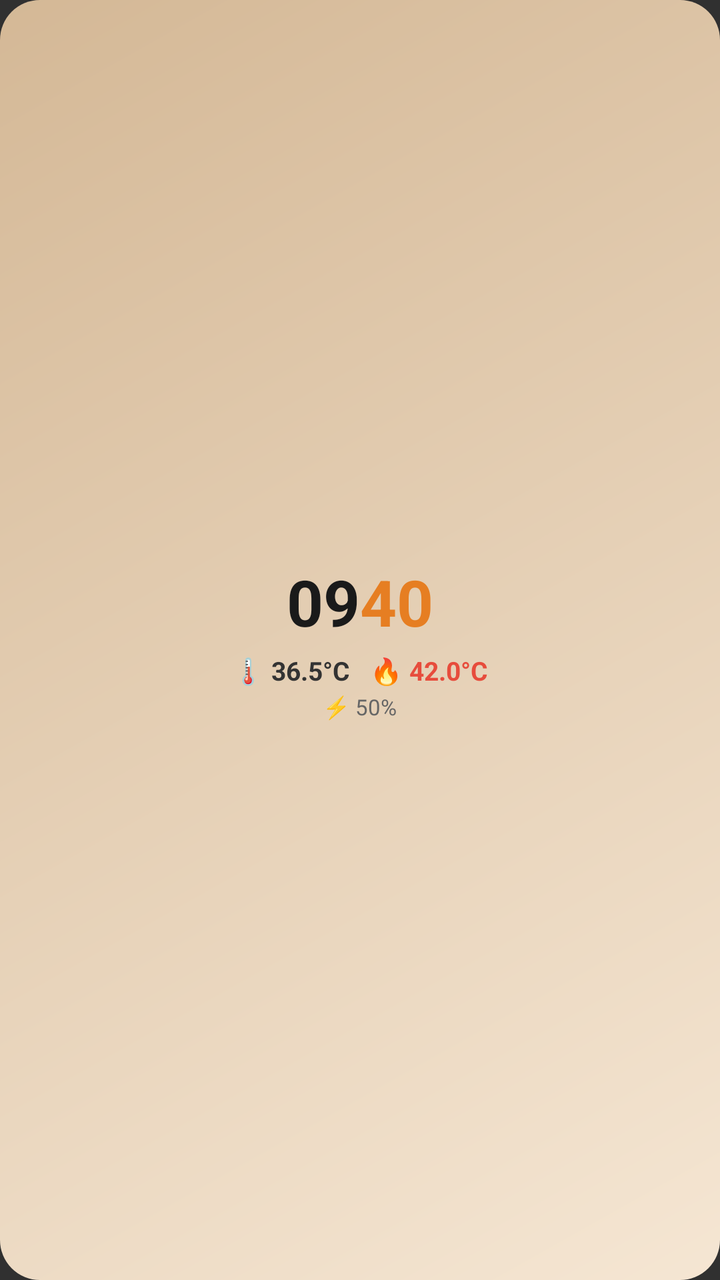
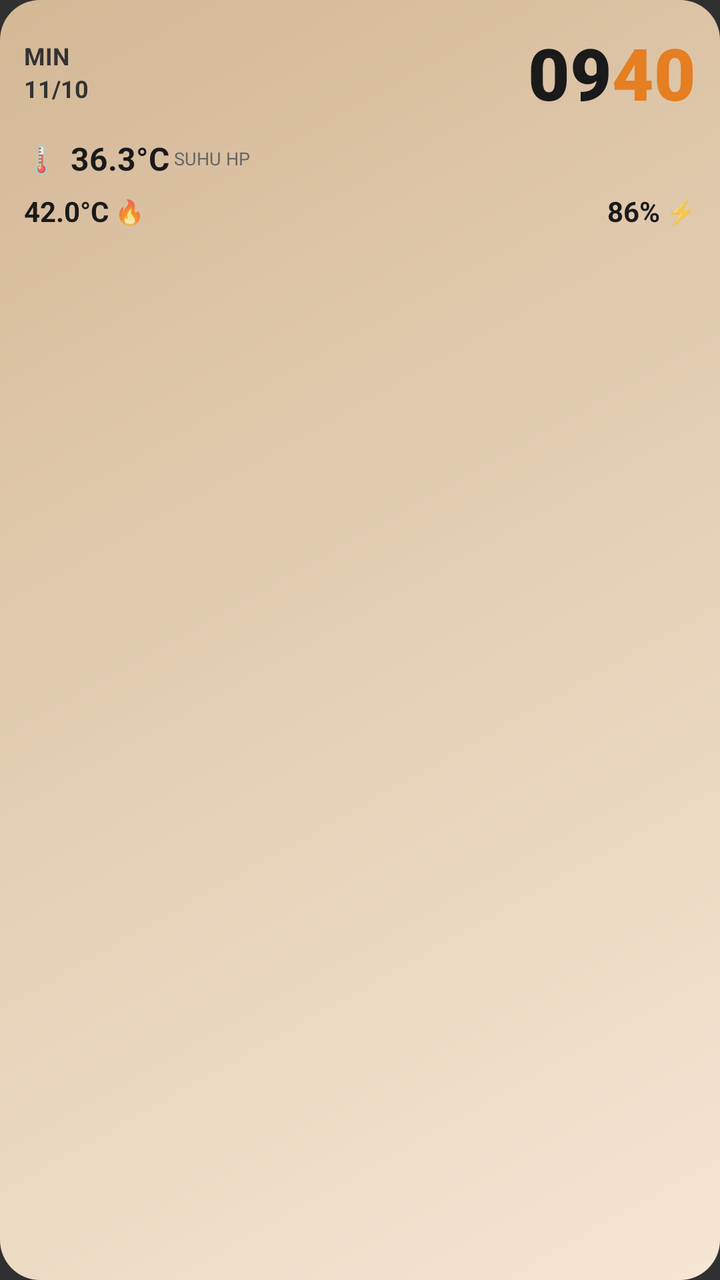

The first picture is an Android layout as it rendered before a commit; the second is the same layout after the commit. The layout source and the unified diff follow.
<!-- AndroidManifest.xml: application theme Theme.AppCompat -->
<!-- res/layout/widget_suhu.xml -->
<?xml version="1.0" encoding="utf-8"?>
<LinearLayout xmlns:android="http://schemas.android.com/apk/res/android"
    android:layout_width="match_parent"
    android:layout_height="match_parent"
    android:orientation="vertical"
    android:gravity="center"
    android:padding="10dp"
    android:background="@drawable/latar_widget">

    
    <LinearLayout
        android:layout_width="wrap_content"
        android:layout_height="wrap_content"
        android:orientation="horizontal">

        <TextView
            android:id="@+id/wJam"
            android:layout_width="wrap_content"
            android:layout_height="wrap_content"
            android:text="09"
            android:textColor="#1A1A1A"
            android:textSize="32sp"
            android:textStyle="bold"/>

        <TextView
            android:id="@+id/wMenit"
            android:layout_width="wrap_content"
            android:layout_height="wrap_content"
            android:text="40"
            android:textColor="#E67E22"
            android:textSize="32sp"
            android:textStyle="bold"/>
    </LinearLayout>

    
    <LinearLayout
        android:layout_width="match_parent"
        android:layout_height="wrap_content"
        android:orientation="horizontal"
        android:gravity="center"
        android:layout_marginTop="4dp">

        <TextView
            android:id="@+id/wSuhuHp"
            android:layout_width="wrap_content"
            android:layout_height="wrap_content"
            android:text="🌡️ 36.5°C"
            android:textColor="#333333"
            android:textSize="13sp"
            android:textStyle="bold"
            android:layout_marginEnd="10dp"/>

        <TextView
            android:id="@+id/wSuhuCpu"
            android:layout_width="wrap_content"
            android:layout_height="wrap_content"
            android:text="🔥 42.0°C"
            android:textColor="#E74C3C"
            android:textSize="13sp"
            android:textStyle="bold"/>
    </LinearLayout>

    
    <TextView
        android:id="@+id/wBaterai"
        android:layout_width="wrap_content"
        android:layout_height="wrap_content"
        android:text="⚡ 50%"
        android:textColor="#666666"
        android:textSize="11sp"
        android:layout_marginTop="2dp"/>

</LinearLayout>
<!-- resources referenced by this layout -->
<resources>
  <!-- drawable latar_widget (drawable) -->
  <?xml version="1.0" encoding="utf-8"?>
  <shape xmlns:android="http://schemas.android.com/apk/res/android"
      android:shape="rectangle">
      <corners android:radius="20dp"/>
      <gradient
          android:startColor="#F5E6D3"
          android:endColor="#D4B896"
          android:angle="135"/>
  </shape>
</resources>

<!-- the commit's change to res/layout/widget_suhu.xml (unified diff, before → after) -->
@@ -3,33 +3,101 @@
     android:layout_width="match_parent"
     android:layout_height="match_parent"
     android:orientation="vertical"
-    android:gravity="center"
-    android:padding="10dp"
+    android:padding="12dp"
     android:background="@drawable/latar_widget">
+
+    
+    <LinearLayout
+        android:layout_width="match_parent"
+        android:layout_height="wrap_content"
+        android:orientation="horizontal"
+        android:gravity="center_vertical">
+
+        
+        <LinearLayout
+            android:layout_width="0dp"
+            android:layout_height="wrap_content"
+            android:layout_weight="1"
+            android:orientation="vertical">
+
+            <TextView
+                android:id="@+id/wHari"
+                android:layout_width="wrap_content"
+                android:layout_height="wrap_content"
+                android:text="MIN"
+                android:textColor="#333333"
+                android:textSize="12sp"
+                android:textStyle="bold"/>
+
+            <TextView
+                android:id="@+id/wTanggal"
+                android:layout_width="wrap_content"
+                android:layout_height="wrap_content"
+                android:text="11/10"
+                android:textColor="#333333"
+                android:textSize="12sp"
+                android:textStyle="bold"/>
+        </LinearLayout>
+
+        
+        <LinearLayout
+            android:layout_width="wrap_content"
+            android:layout_height="wrap_content"
+            android:orientation="horizontal"
+            android:gravity="center_vertical">
+
+            <TextView
+                android:id="@+id/wJam"
+                android:layout_width="wrap_content"
+                android:layout_height="wrap_content"
+                android:text="09"
+                android:textColor="#1A1A1A"
+                android:textSize="36sp"
+                android:textStyle="bold"
+                android:fontFamily="sans-serif-black"/>
+
+            <TextView
+                android:id="@+id/wMenit"
+                android:layout_width="wrap_content"
+                android:layout_height="wrap_content"
+                android:text="40"
+                android:textColor="#E67E22"
+                android:textSize="36sp"
+                android:textStyle="bold"
+                android:fontFamily="sans-serif-black"/>
+        </LinearLayout>
+    </LinearLayout>
 
     
     <LinearLayout
         android:layout_width="wrap_content"
         android:layout_height="wrap_content"
-        android:orientation="horizontal">
+        android:orientation="horizontal"
+        android:gravity="center_vertical"
+        android:layout_marginTop="8dp">
 
         <TextView
-            android:id="@+id/wJam"
             android:layout_width="wrap_content"
             android:layout_height="wrap_content"
-            android:text="09"
-            android:textColor="#1A1A1A"
-            android:textSize="32sp"
-            android:textStyle="bold"/>
+            android:text="🌡️"
+            android:textSize="14sp"/>
 
         <TextView
-            android:id="@+id/wMenit"
+            android:id="@+id/wSuhuHp"
             android:layout_width="wrap_content"
             android:layout_height="wrap_content"
-            android:text="40"
-            android:textColor="#E67E22"
-            android:textSize="32sp"
-            android:textStyle="bold"/>
+            android:text="36.3°C"
+            android:textColor="#1A1A1A"
+            android:textSize="16sp"
+            android:textStyle="bold"
+            android:layout_marginStart="6dp"/>
+
+        <TextView
+            android:layout_width="wrap_content"
+            android:layout_height="wrap_content"
+            android:text=" SUHU HP"
+            android:textColor="#666666"
+            android:textSize="9sp"/>
     </LinearLayout>
 
     
@@ -37,37 +105,57 @@
         android:layout_width="match_parent"
         android:layout_height="wrap_content"
         android:orientation="horizontal"
-        android:gravity="center"
-        android:layout_marginTop="4dp">
+        android:layout_marginTop="6dp"
+        android:gravity="center_vertical"
+        android:weightSum="2">
 
-        <TextView
-            android:id="@+id/wSuhuHp"
-            android:layout_width="wrap_content"
+        
+        <LinearLayout
+            android:layout_width="0dp"
             android:layout_height="wrap_content"
-            android:text="🌡️ 36.5°C"
-            android:textColor="#333333"
-            android:textSize="13sp"
-            android:textStyle="bold"
-            android:layout_marginEnd="10dp"/>
+            android:layout_weight="1"
+            android:orientation="horizontal"
+            android:gravity="center_vertical">
 
-        <TextView
-            android:id="@+id/wSuhuCpu"
-            android:layout_width="wrap_content"
+            <TextView
+                android:id="@+id/wSuhuCpu"
+                android:layout_width="wrap_content"
+                android:layout_height="wrap_content"
+                android:text="42.0°C"
+                android:textColor="#1A1A1A"
+                android:textSize="14sp"
+                android:textStyle="bold"/>
+
+            <TextView
+                android:layout_width="wrap_content"
+                android:layout_height="wrap_content"
+                android:text=" 🔥"
+                android:textSize="12sp"/>
+        </LinearLayout>
+
+        
+        <LinearLayout
+            android:layout_width="0dp"
             android:layout_height="wrap_content"
-            android:text="🔥 42.0°C"
-            android:textColor="#E74C3C"
-            android:textSize="13sp"
-            android:textStyle="bold"/>
+            android:layout_weight="1"
+            android:orientation="horizontal"
+            android:gravity="end|center_vertical">
+
+            <TextView
+                android:id="@+id/wBaterai"
+                android:layout_width="wrap_content"
+                android:layout_height="wrap_content"
+                android:text="86%"
+                android:textColor="#1A1A1A"
+                android:textSize="14sp"
+                android:textStyle="bold"/>
+
+            <TextView
+                android:layout_width="wrap_content"
+                android:layout_height="wrap_content"
+                android:text=" ⚡"
+                android:textSize="12sp"/>
+        </LinearLayout>
     </LinearLayout>
 
-    
-    <TextView
-        android:id="@+id/wBaterai"
-        android:layout_width="wrap_content"
-        android:layout_height="wrap_content"
-        android:text="⚡ 50%"
-        android:textColor="#666666"
-        android:textSize="11sp"
-        android:layout_marginTop="2dp"/>
-
 </LinearLayout>
